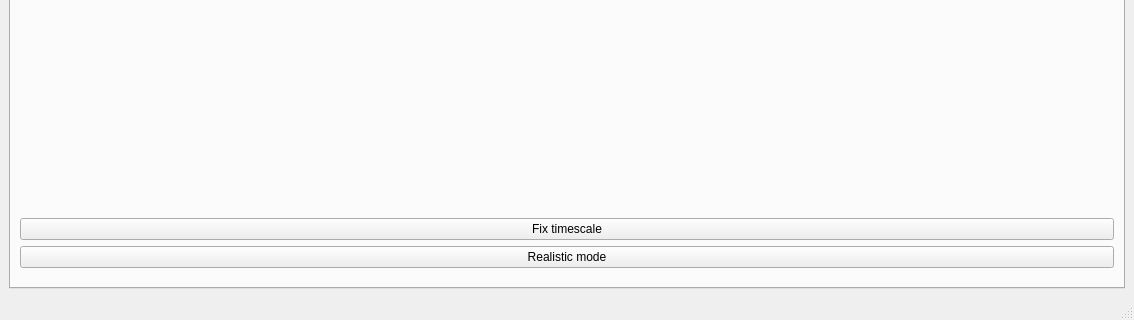
AlbertHdz4/qplayer, file control-system.ui: the form before one commit; both pictures show x 0 to 1134 and y 592 to 912 of the 1134 by 912 pixel window.
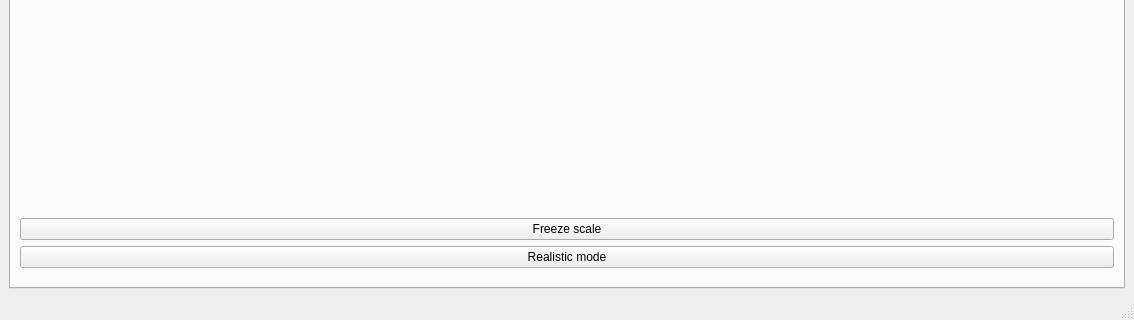
The form after the commit. The open tabs and pages were chosen to show the change. Icons and pictures are not drawn.

Commit message: Renamed fix timescale to freeze scale and now freeze x and y,

Patch:
```diff
--- a/control-system.ui
+++ b/control-system.ui
@@ -640,7 +640,7 @@
             <item>
              <widget class="QPushButton" name="fix_timescale">
               <property name="text">
-               <string>Fix timescale</string>
+               <string>Freeze scale</string>
               </property>
               <property name="checkable">
                <bool>true</bool>
```
Left out of the diff: 2 changed lines with no effect on the pictures. The commit also changes 4 other files.
